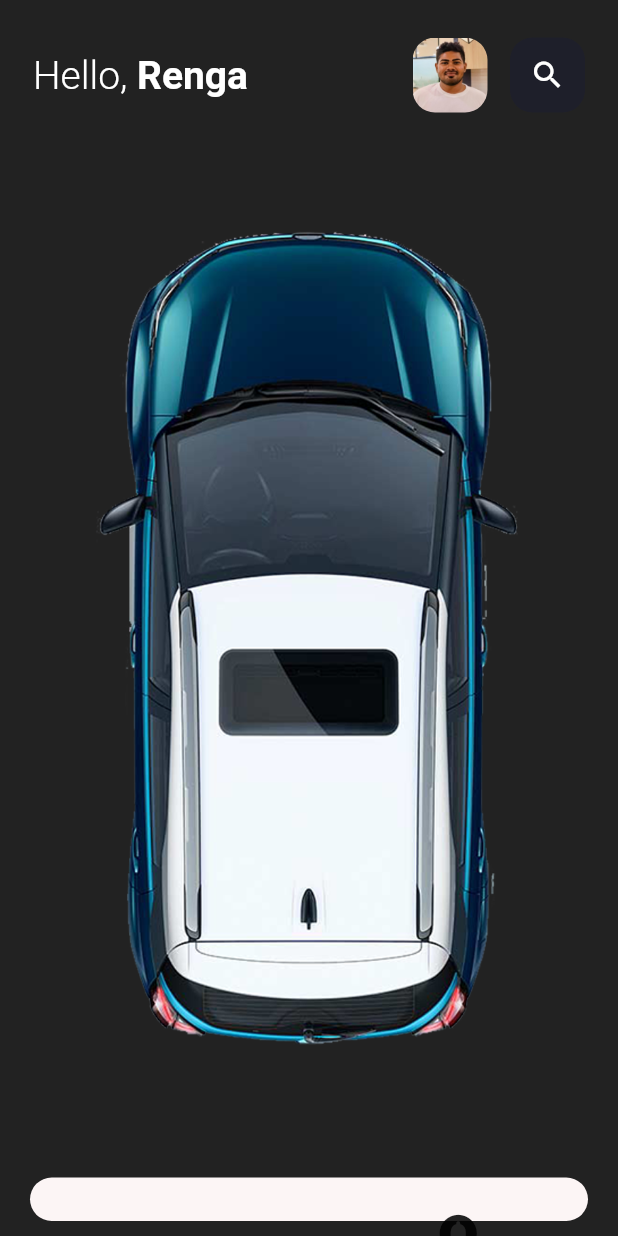
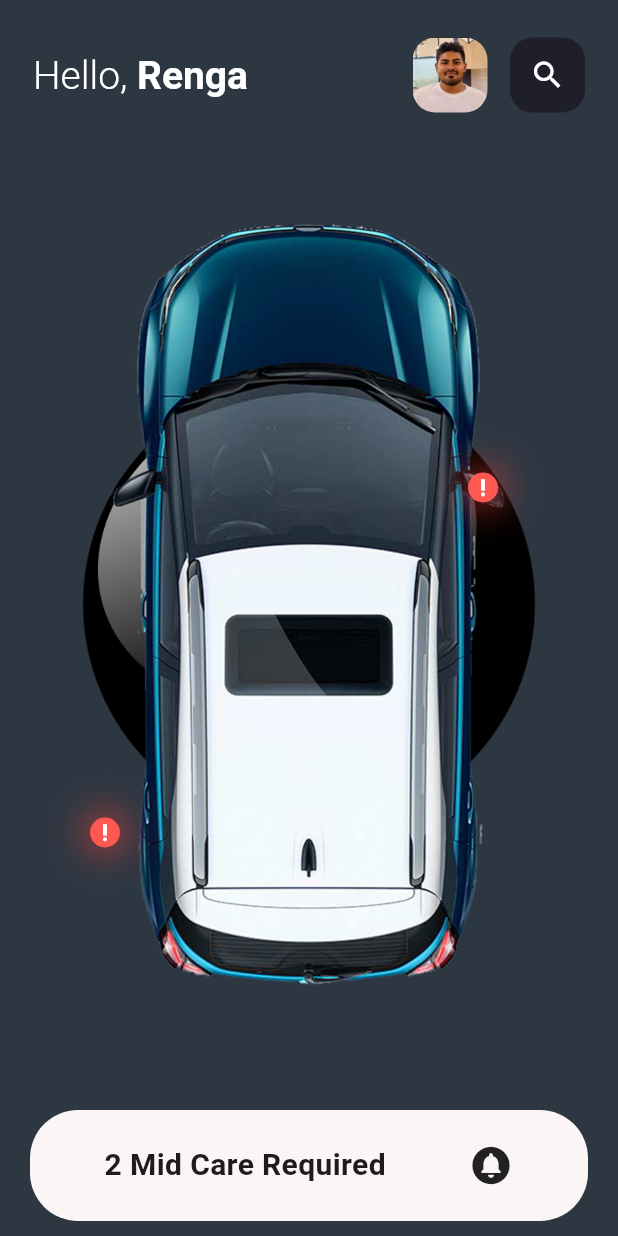
Before and after one commit to rengapraveenx/carUI, a Flutter app: the ServiceScreen screen opened directly, on a phone screen of 412 x 824 dp. Run offline on Flutter 3.47's test engine with Material 3 defaults, Android fonts, the phone set to English and light mode, and no system bars; drawn by our look-alikes of flutter_animate; our stand-ins replace flutter_map, latlong2.

```diff
--- a/lib/screens/charger_screen.dart
+++ b/lib/screens/charger_screen.dart
@@ -127,29 +127,29 @@ class ChargerScreen extends StatelessWidget {
 
                         // ✨ GLASSY BORDER
                         border: Border.all(
-                          color: Colors.white.withOpacity(0.25), // glass edge
+                          color: Colors.black.withOpacity(0.25), // glass edge
                           width: 3,
                         ),
 
                         // ✨ GLASS BACKGROUND
-                        color: Colors.white.withOpacity(0.12),
+                        color: Colors.black87,
                       ),
                       padding: const EdgeInsets.all(22),
                       child: Row(
                         mainAxisAlignment: MainAxisAlignment.spaceAround,
                         children: const [
                           Text(
-                            '2 Mid Care',
+                            'Start Charging',
                             style: TextStyle(
                               fontSize: 20,
                               fontWeight: FontWeight.bold,
-                              color: Colors.black87,
+                              color: Colors.white,
                             ),
                           ),
                           Icon(
-                            Icons.circle_notifications,
+                            Icons.ev_station_rounded,
                             size: 30,
-                            color: Colors.black87,
+                            color: Colors.white,
                           ),
                         ],
                       ),
--- a/lib/screens/service_screen.dart
+++ b/lib/screens/service_screen.dart
@@ -9,7 +9,8 @@ class ServiceScreen extends StatelessWidget {
   @override
   Widget build(BuildContext context) {
     return Scaffold(
-      backgroundColor: Colors.black87,
+      // backgroundColor: Colors.black87,
+      backgroundColor: Color(0xff2D3742),
       body: SafeArea(
         child: Column(
           mainAxisAlignment: MainAxisAlignment.spaceBetween,
@@ -20,9 +21,21 @@ class ServiceScreen extends StatelessWidget {
             ),
 
             // HERO CAR
-            SizedBox(
-              height: 700,
-              child: GestureDetector(
+            Expanded(
+              child: Stack(
+                alignment: Alignment.center,
+                children: [
+                  Positioned.fill(
+                        child: FittedBox(
+                          fit: BoxFit.cover,
+                          child: Image.asset('assets/blk.png'),
+                        ),
+                      )
+                      .animate()
+                      .fadeIn(duration: 1000.ms)
+                      .rotate(begin: 0, end: 1),
+
+                  GestureDetector(
                     onPanUpdate: (details) {
                       if (details.delta.dy < -10) {
                         print("Swipe UP");
@@ -31,7 +44,9 @@ class ServiceScreen extends StatelessWidget {
                       } else if (details.delta.dx > 10) {
                         Navigator.push(
                           context,
-                      MaterialPageRoute(builder: (_) => const ChargerScreen()),
+                          MaterialPageRoute(
+                            builder: (_) => const ChargerScreen(),
+                          ),
                         );
                       } else if (details.delta.dx < -10) {
                         Navigator.pop(context);
@@ -39,22 +54,93 @@ class ServiceScreen extends StatelessWidget {
                     },
                     child: Hero(
                       tag: 'carTag',
-                  child: Transform.translate(
-                    offset: Offset(0, 0),
-                    child: Transform.rotate(
-                      angle: 0,
                       child: Transform.scale(
                         scale: 0.8,
                         child: Image.asset("assets/car_top_view.png"),
                       ),
                     ),
+                  ).animate().fadeIn(duration: 500.ms).slideX(begin: 1, end: 0),
+
+                  // LEFT BLINK LIGHT
+                  Positioned(
+                    top: 470,
+                    left: 60,
+                    child:
+                        Container(
+                              height: 20,
+                              width: 20,
+                              decoration: BoxDecoration(
+                                color: Color(0xffFF5751),
+                                shape: BoxShape.circle,
+                                boxShadow: [
+                                  BoxShadow(
+                                    color: Colors.red.withOpacity(0.6),
+                                    blurRadius: 20,
+                                    spreadRadius: 5,
+                                  ),
+                                ],
+                              ),
+                              child: Icon(
+                                Icons.priority_high_outlined,
+                                color: Colors.white,
+                                size: 15,
+                              ),
+                            )
+                            .animate(
+                              delay: 1000.ms,
+                              onPlay: (controller) =>
+                                  controller.repeat(reverse: true),
+                            )
+                            .fadeIn(duration: 300.ms)
+                            .scale(
+                              begin: Offset(0.7, 0.7),
+                              end: Offset(1.2, 1.2),
+                              duration: 700.ms,
                             ),
                   ),
+
+                  // RIGHT BLINK LIGHT
+                  Positioned(
+                    top: 240,
+                    right: 80,
+                    child:
+                        Container(
+                              height: 20,
+                              width: 20,
+                              decoration: BoxDecoration(
+                                color: Color(0xffFF5751),
+                                shape: BoxShape.circle,
+                                boxShadow: [
+                                  BoxShadow(
+                                    color: Colors.red.withOpacity(0.6),
+                                    blurRadius: 20,
+                                    spreadRadius: 5,
                                   ),
-            ).animate().fadeIn(duration: 500.ms).slideX(begin: 1, end: 0),
+                                ],
+                              ),
+                              child: Icon(
+                                Icons.priority_high_outlined,
+                                color: Colors.white,
+                                size: 15,
+                              ),
+                            )
+                            .animate(
+                              delay: 1300.ms,
+                              onPlay: (controller) =>
+                                  controller.repeat(reverse: true),
+                            )
+                            .fadeIn(duration: 300.ms)
+                            .scale(
+                              begin: Offset(0.7, 0.7),
+                              end: Offset(1.2, 1.2),
+                              duration: 700.ms,
+                            ),
+                  ),
+                ],
+              ),
+            ),
 
-            Expanded(
-              child: Container(
+            Container(
               margin: EdgeInsets.symmetric(horizontal: 20, vertical: 10),
               width: double.infinity,
               decoration: BoxDecoration(
@@ -66,15 +152,11 @@ class ServiceScreen extends StatelessWidget {
                 mainAxisAlignment: MainAxisAlignment.spaceAround,
                 children: [
                   Text(
-                      '2 Mid Care',
-                      style: TextStyle(
-                        fontSize: 20,
-                        fontWeight: FontWeight.bold,
-                      ),
+                    '2 Mid Care Required',
+                    style: TextStyle(fontSize: 20, fontWeight: FontWeight.bold),
                   ),
                   Icon(Icons.circle_notifications, size: 30),
                 ],
-                ),
               ),
             ),
           ],
--- a/pubspec.yaml
+++ b/pubspec.yaml
@@ -65,6 +65,7 @@ flutter:
     - assets/car_top_view.png
     - assets/profile.jpg
     - assets/ch.png
+    - assets/blk.png
   #   - images/a_dot_ham.jpeg
 
   # An image asset can refer to one or more resolution-specific "variants", see
```
Also changed, not shown: assets/blk.png (added). Lines whose indentation alone changed are shown as unchanged.
